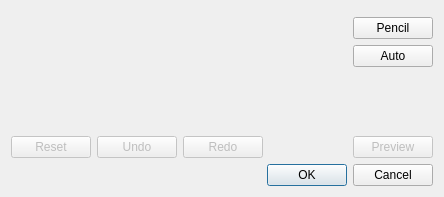
Qt form gui/watershedmarkerdialog.ui (librehat/caiga) before a commit.
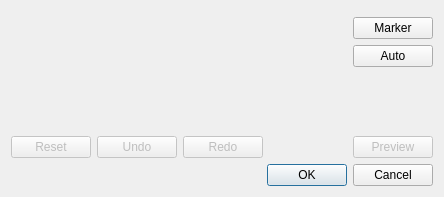
The same form after that commit. Icons and pictures are not drawn. Custom widgets are drawn as their Qt base class.

Commit message: add shortcut to undo in watershedmarkerdialog

What changed in the file:
```diff
--- a/gui/watershedmarkerdialog.ui
+++ b/gui/watershedmarkerdialog.ui
@@ -118,7 +118,7 @@
    <item row="1" column="8" alignment="Qt::AlignRight|Qt::AlignTop">
     <widget class="QPushButton" name="brushModeButton">
      <property name="text">
-      <string>Pencil</string>
+      <string>Marker</string>
      </property>
     </widget>
    </item>
```
Left out of the diff: 9 changed lines with no effect on the pictures. The commit also changes 1 other file.
